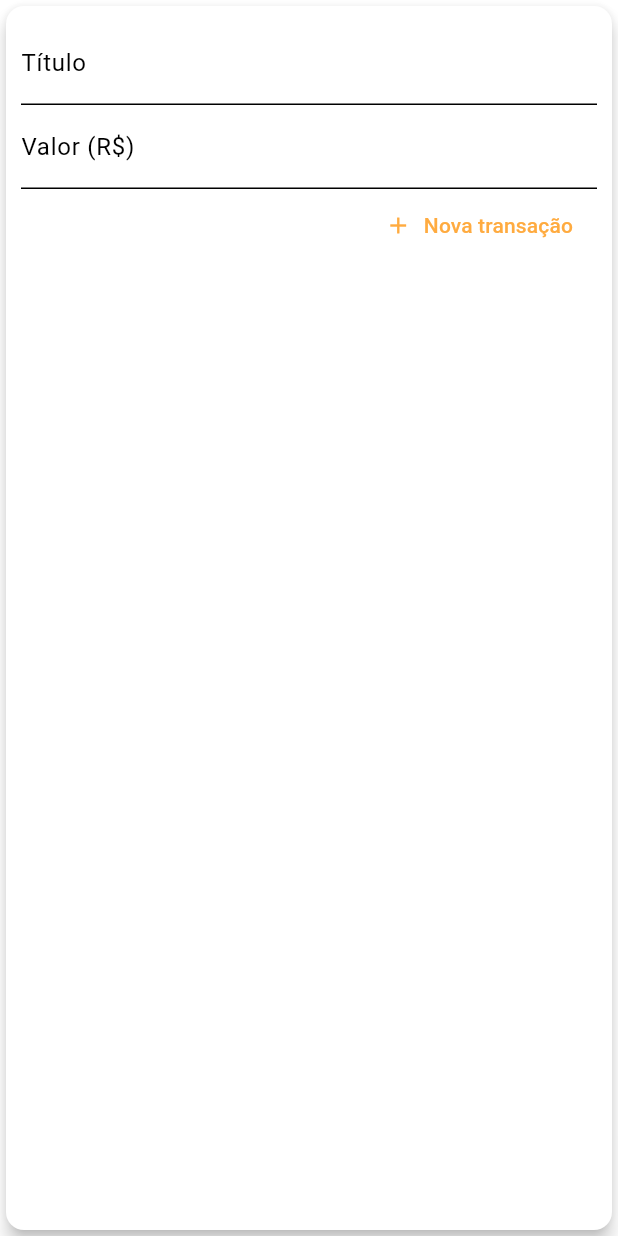
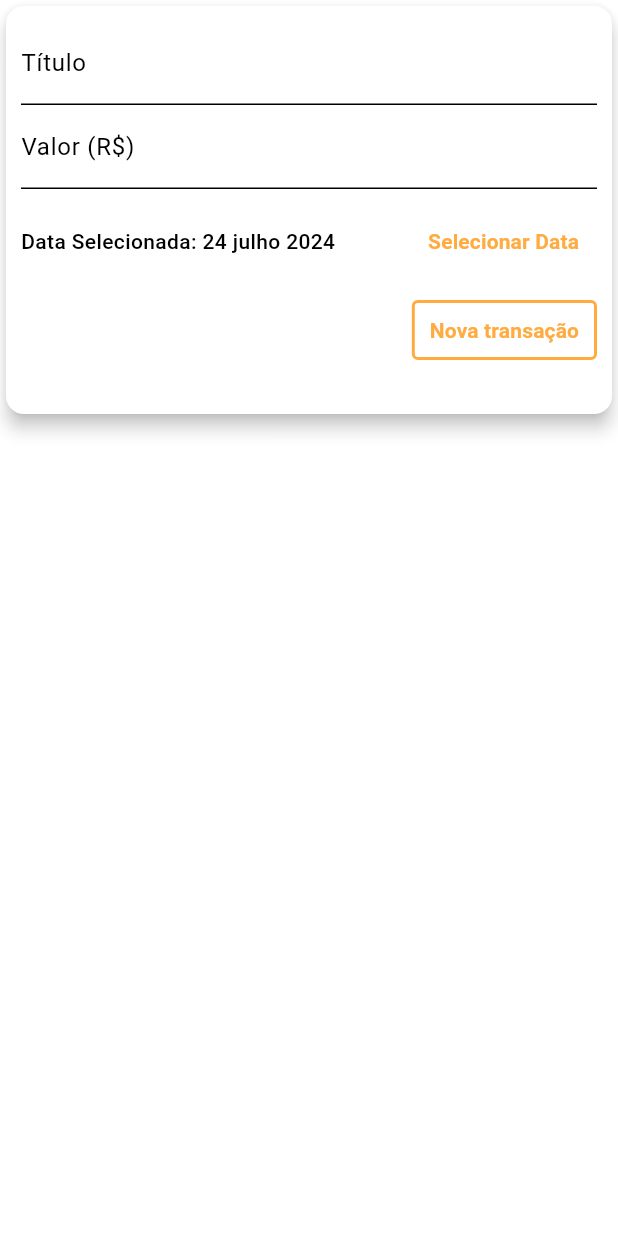
Before and after one commit to jefersonmatheusx/Flutter, a Flutter app: the TransactionForm widget shown alone on an empty page, opened directly with empty values, after a tap on "Nova transação", on a phone screen of 412 x 824 dp. Run offline on Flutter 3.47's test engine with Material 3 defaults, Android fonts, the phone set to English and light mode, and no system bars; missing offline and left inert: dart:ffi.

Commit message:
add: datepicker

```diff
--- a/Cod3r/expenses/lib/components/transaction_form.dart
+++ b/Cod3r/expenses/lib/components/transaction_form.dart
@@ -1,4 +1,9 @@
+import 'dart:ffi';
+
+import 'package:flutter/cupertino.dart';
 import 'package:flutter/material.dart';
+import 'package:flutter/widgets.dart';
+import 'package:intl/intl.dart';
 
 class TransactionForm extends StatefulWidget {
   final Function onSubmit;
@@ -13,51 +18,107 @@ class TransactionForm extends StatefulWidget {
 }
 
 class _TransactionFormState extends State<TransactionForm> {
-  final titleController = TextEditingController();
+  final _titleController = TextEditingController();
+  final _valueController = TextEditingController();
+  DateTime _selectedDate = DateTime.now();
 
-  final valueController = TextEditingController();
+  _showDatePicker() {
+    showDatePicker(
+      context: context,
+      initialDate: DateTime.now(),
+      firstDate: DateTime(2019),
+      lastDate: DateTime.now(),
+    ).then((pickedDate) {
+      if (pickedDate == null) {
+        return;
+      }
+      setState(() {
+        _selectedDate = pickedDate;
+      });
+    });
+  }
 
   _submitForm() {
-    final title = titleController.text;
-    final value = double.tryParse(valueController.text) ?? 0.0;
+    final title = _titleController.text;
+    final value = double.tryParse(_valueController.text) ?? 0.0;
     if (title.isEmpty || value <= 0.0) {
       return;
     }
-    widget.onSubmit(title, value);
+    widget.onSubmit(title, value, _selectedDate);
     //todo - scrolldown
   }
 
   @override
   Widget build(BuildContext context) {
-    return Card(
+    return Container(
+      height: 280,
+      child: Card(
         elevation: 5,
         child: Padding(
           padding: EdgeInsets.all(10),
           child: Column(children: <Widget>[
             TextField(
               onSubmitted: (_) => _submitForm(),
-            controller: titleController,
-            decoration: InputDecoration(
+              controller: _titleController,
+              decoration: const InputDecoration(
                 labelText: 'Título',
               ),
             ),
             TextField(
               onSubmitted: (_) => _submitForm(),
               keyboardType: TextInputType.numberWithOptions(decimal: true),
-            controller: valueController,
-            decoration: InputDecoration(
+              controller: _valueController,
+              decoration: const InputDecoration(
                 labelText: 'Valor (R\$)',
               ),
             ),
+            Container(
+              height: 70,
+              child: Row(
+                mainAxisAlignment: MainAxisAlignment.spaceBetween,
+                children: [
+                  Text(
+                      _selectedDate == null
+                          ? 'Nenhuma data selecionada!'
+                          : 'Data Selecionada: ${DateFormat('dd MMMM y', 'pt_BR').format(_selectedDate)}',
+                      style: TextStyle(
+                        fontWeight: FontWeight.w500,
+                      )),
+                  TextButton(
+                    onPressed: _showDatePicker,
+                    child: const Text('Selecionar Data',
+                        style: TextStyle(
+                          fontWeight: FontWeight.bold,
+                        )),
+                  )
+                ],
+              ),
+            ),
             Row(mainAxisAlignment: MainAxisAlignment.end, children: [
-            TextButton.icon(
-              label: const Text('Nova transação'),
-              icon: const Icon(Icons.add),
+              TextButton(
                 onPressed: _submitForm,
+                style: ButtonStyle(
+                  shape: WidgetStateProperty.all<RoundedRectangleBorder>(
+                    RoundedRectangleBorder(
+                      borderRadius: BorderRadius.circular(4.0),
+                    ),
+                  ),
+                  side: WidgetStateProperty.all<BorderSide>(
+                    BorderSide(
+                      color: Theme.of(context).colorScheme.primary,
+                      width: 2.0,
+                    ),
+                  ),
+                ),
+                child: const Text('Nova transação',
+                    style: TextStyle(
+                      fontWeight: FontWeight.bold,
+                    )),
               ),
             ]),
           ]),
         ),
+      ),
     );
   }
 }
--- a/Cod3r/expenses/lib/main.dart
+++ b/Cod3r/expenses/lib/main.dart
@@ -142,12 +142,12 @@ class _MyHomePageState extends State<MyHomePage> {
     }).toList();
   }
 
-  _addTransaction(String title, double value) {
+  _addTransaction(String title, double value, DateTime date) {
     final newTransaction = Transaction(
       id: Random().nextDouble().toString(),
       title: title,
       value: value,
-      date: DateTime.now(),
+      date: date,
     );
     setState(() {
       _transactions.add(newTransaction);
```
Also changed, not shown: Cod3r/expenses/lib/components/chart.dart (+13 -3 lines). Lines whose indentation alone changed are shown as unchanged.
